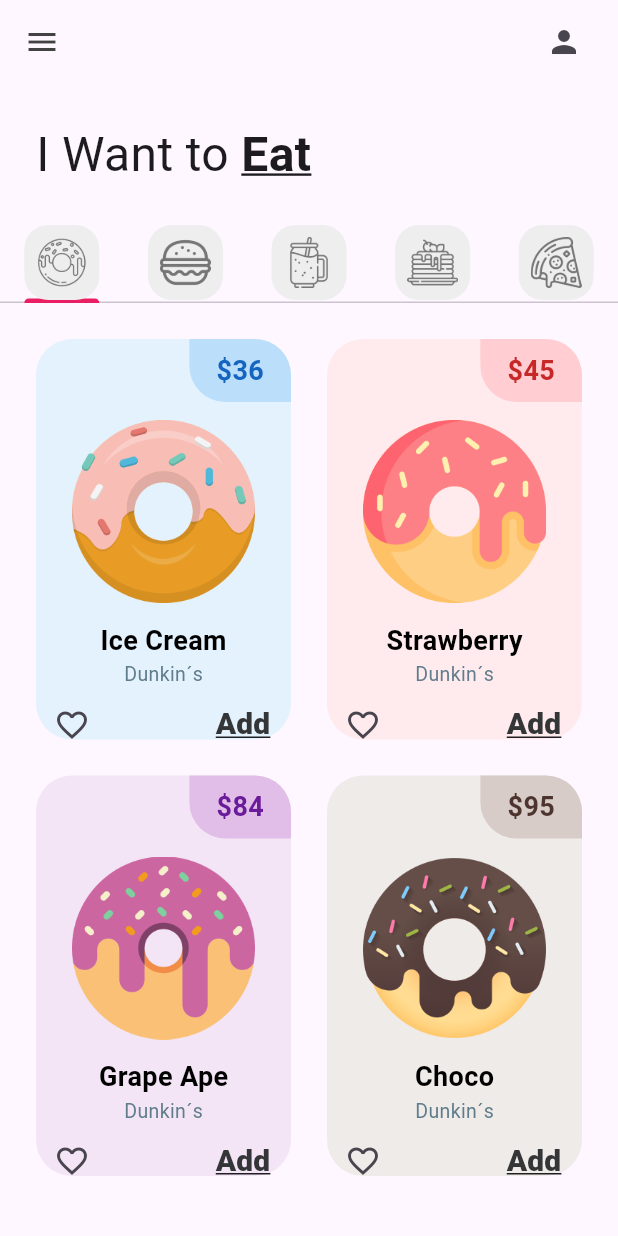
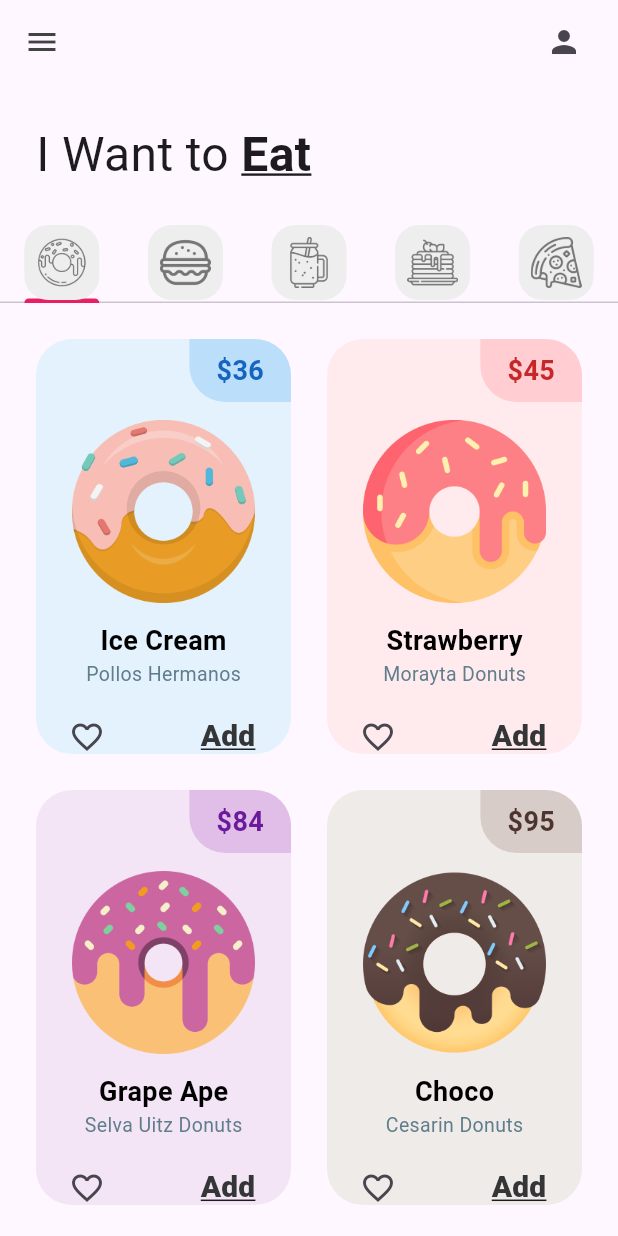
Before and after one commit to rafael-escalante/donut_app_4sa, a Flutter app: the screen it shows after launch, on a phone screen of 412 x 824 dp. Run offline on Flutter 3.47's test engine with Material 3 defaults, Android fonts, the phone set to English and light mode, and no system bars.

Commit message:
DonutTile finished (class design)

```diff
--- a/lib/tabs/donut_tab.dart
+++ b/lib/tabs/donut_tab.dart
@@ -4,11 +4,35 @@ import 'package:flutter_application_1/utils/donut_tile.dart';
 class DonutTab extends StatelessWidget {
   //list of donuts
   final List donutsOnSale = [
-    // [ donutFlavor, donutPrice, donutColor, imageName ]
-    ["Ice Cream", "36", Colors.blue, "lib/images/icecream_donut.png"],
-    ["Strawberry", "45", Colors.red, "lib/images/strawberry_donut.png"],
-    ["Grape Ape", "84", Colors.purple, "lib/images/grape_donut.png"],
-    ["Choco", "95", Colors.brown, "lib/images/chocolate_donut.png"],
+    // [ donutFlavor,donutStore, donutPrice, donutColor, imageName ]
+    [
+      "Ice Cream",
+      "Pollos Hermanos",
+      "36",
+      Colors.blue,
+      "lib/images/icecream_donut.png"
+    ],
+    [
+      "Strawberry",
+      "Morayta Donuts",
+      "45",
+      Colors.red,
+      "lib/images/strawberry_donut.png"
+    ],
+    [
+      "Grape Ape",
+      "Selva Uitz Donuts",
+      "84",
+      Colors.purple,
+      "lib/images/grape_donut.png"
+    ],
+    [
+      "Choco",
+      "Cesarin Donuts",
+      "95",
+      Colors.brown,
+      "lib/images/chocolate_donut.png"
+    ],
   ];
 
   DonutTab({super.key});
@@ -21,7 +45,7 @@ class DonutTab extends StatelessWidget {
           //numero de columnas
           crossAxisCount: 2,
           //proporcion(relacion de aspecto)
-          childAspectRatio: 1 / 1.5),
+          childAspectRatio: 1 / 1.55),
       //cuantos elementos
       itemCount: 4,
       padding: const EdgeInsets.all(12),
@@ -29,9 +53,10 @@ class DonutTab extends StatelessWidget {
       itemBuilder: (context, index) {
         return DonutTile(
           donutFlavor: donutsOnSale[index][0],
-          donutPrice: donutsOnSale[index][1],
-          donutColor: donutsOnSale[index][2],
-          imageName: donutsOnSale[index][3],
+          donutStore: donutsOnSale[index][1],
+          donutPrice: donutsOnSale[index][2],
+          donutColor: donutsOnSale[index][3],
+          imageName: donutsOnSale[index][4],
         );
       },
     );
--- a/lib/utils/donut_tile.dart
+++ b/lib/utils/donut_tile.dart
@@ -2,6 +2,7 @@ import 'package:flutter/material.dart';
 
 class DonutTile extends StatelessWidget {
   final String donutFlavor;
+  final String donutStore;
   final String donutPrice;
   //dinamy por que sera del tipo color
   final dynamic donutColor;
@@ -10,6 +11,7 @@ class DonutTile extends StatelessWidget {
   const DonutTile(
       {super.key,
       required this.donutFlavor,
+      required this.donutStore,
       required this.donutPrice,
       required this.donutColor,
       required this.imageName});
@@ -62,12 +64,14 @@ class DonutTile extends StatelessWidget {
                     color: Colors.black)),
 
             Text(
-              'Dunkin´s',
+              donutStore,
               style: TextStyle(fontSize: 13, color: Colors.blueGrey),
             ),
 
             //Icons
-            Row(
+            Padding(
+              padding: const EdgeInsets.symmetric(horizontal: 10, vertical: 8),
+              child: Row(
                 mainAxisAlignment: MainAxisAlignment.spaceBetween,
                 children: [
                   IconButton(
@@ -82,8 +86,9 @@ class DonutTile extends StatelessWidget {
                               fontSize: 20,
                               color: const Color.fromARGB(255, 52, 53, 54),
                               fontWeight: FontWeight.w900,
-                            decoration: TextDecoration.underline)))
+                              decoration: TextDecoration.underline))),
                 ],
+              ),
             )
           ],
         ),
```
Lines whose indentation alone changed are shown as unchanged.
